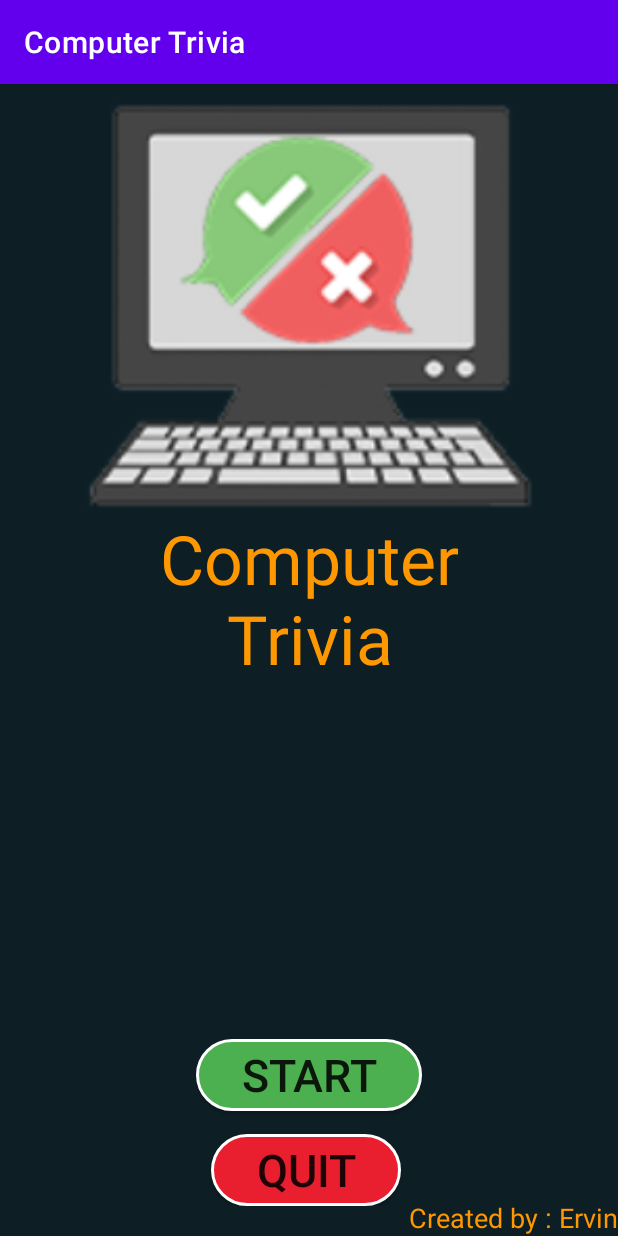
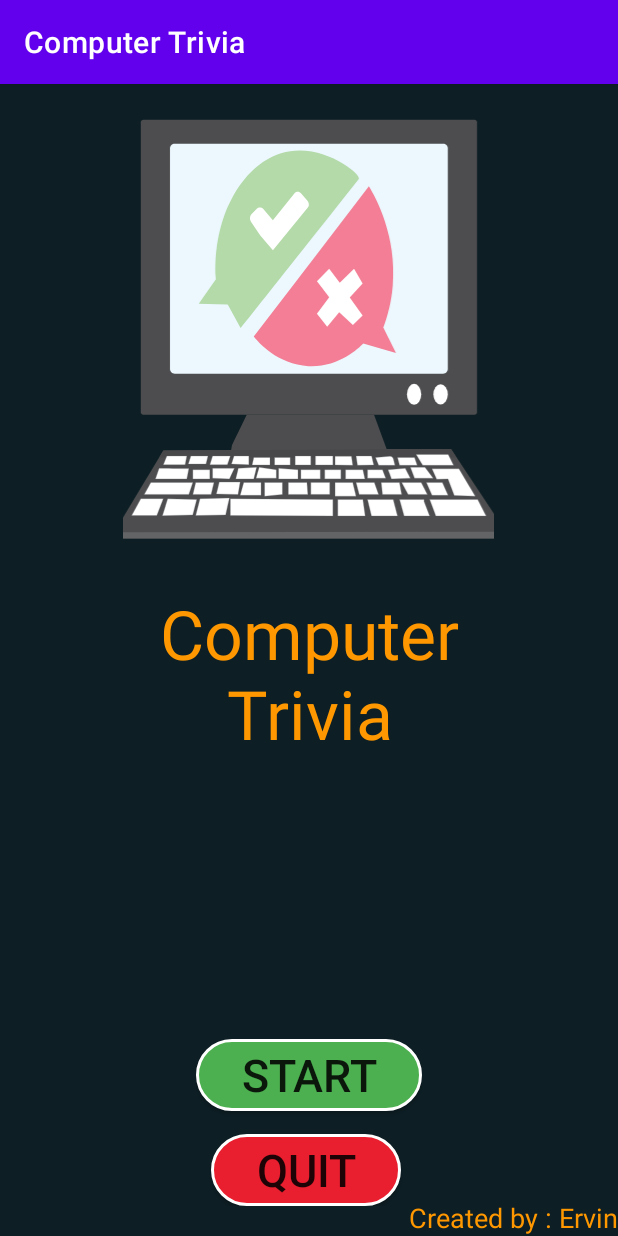
Before and after one commit to pangilinanervin22/computer-trivia, an Android app: the screen it shows after launch (start_activity), on a phone screen of 412 x 824 dp. Run offline under Robolectric (Android 15) with nearby library versions, the phone set to English and light mode, and no system bars.

Commit message:
new svg icon

```diff
--- a/app/src/main/AndroidManifest.xml
+++ b/app/src/main/AndroidManifest.xml
@@ -4,7 +4,7 @@
 
     <application
         android:allowBackup="true"
-        android:icon="@drawable/logo"
+        android:icon="@drawable/ic_logo"
         android:label="@string/app_name"
         android:supportsRtl="true"
         android:theme="@style/Theme.Scratch">
--- /dev/null
+++ b/app/src/main/res/drawable/ic_logo.xml
@@ -0,0 +1,156 @@
+<vector android:height="1414.2756dp" android:viewportHeight="841.89"
+    android:viewportWidth="595.28" android:width="1000dp" xmlns:android="http://schemas.android.com/apk/res/android">
+    <path android:fillColor="#4D4D4F" android:pathData="M563.92,530.3H32.58c-2.13,0 -3.86,-1.73 -3.86,-3.86V61.18c0,-2.13 1.73,-3.86 3.86,-3.86h531.33c2.13,0 3.86,1.73 3.86,3.86v465.27C567.77,528.57 566.05,530.3 563.92,530.3z"/>
+    <path android:fillColor="#ECF8FE" android:pathData="M513.52,464.67H82.98c-4.14,0 -7.5,-3.36 -7.5,-7.5V103.29c0,-4.14 3.36,-7.5 7.5,-7.5h430.54c4.14,0 7.5,3.36 7.5,7.5v353.88C521.02,461.31 517.66,464.67 513.52,464.67z"/>
+    <path android:fillColor="#B4DAA9" android:pathData="M149.12,313.04c-6.22,-98.13 41.02,-182.52 104.51,-202.17c64.43,-19.94 130.23,34.49 124.68,41.49C188.85,391.5 188.85,391.5 188.85,391.5l-20.78,-37.72l-46.45,-1.51L149.12,313.04z"/>
+    <path android:fillColor="#FFFFFF" android:pathData="M220.28,242.89l20.27,23.7l55.05,-67.26c3.49,-2.45 3.43,-8.42 0.38,-11.97l-10.07,-11.71c-3.19,-3.72 -8.2,-3.61 -11.29,0.23l-34.17,42.5l-14.6,-17.2c-3.18,-3.75 -8.12,-3.99 -11.54,-0.57l-8.02,8.05c-3.06,3.06 -3.48,8.63 -0.95,12.34L220.28,242.89z"/>
+    <path android:fillColor="#F37E95" android:pathData="M209.82,405.06c6.83,8.42 38.09,45.12 87.93,47.37c47.55,2.15 79.85,-28.51 87.72,-36.43c17.46,5.1 34.92,10.2 52.39,15.31c-6.75,-13.61 -13.5,-27.21 -20.25,-40.82c6.4,-17.03 12.8,-39.71 15.07,-67.07c6.61,-79.72 -26.72,-140.28 -38.2,-159.34L275.77,319L209.82,405.06z"/>
+    <path android:fillColor="#FFFFFF" android:pathData="M311.08,316.44c19.71,25.46 19.71,25.46 19.71,25.46l-19.71,26.59l16.5,20.93l19.25,-23.2l22,20.37l15.58,-15.28l-20.63,-28.85l20.63,-22.63l-13.75,-23.76l-22.92,22.63l-16.96,-22.63L311.08,316.44z"/>
+    <path android:fillColor="#FFFFFF" android:pathData="M562.59,296.07"/>
+    <path android:fillColor="#FFFFFF" android:pathData="M455.47,497.63a11.46,16.83 0,1 0,22.92 0a11.46,16.83 0,1 0,-22.92 0z"/>
+    <path android:fillColor="#FFFFFF" android:pathData="M497.87,497.63a11.57,16.27 0,1 0,23.14 0a11.57,16.27 0,1 0,-23.14 0z"/>
+    <path android:fillColor="#4D4D4F" android:pathData="M174.79,579.33c23.84,-49.03 23.84,-49.03 23.84,-49.03h204.13l20.17,55.07h103.29l69.06,104.1v39.23H0V695.5l64.78,-107.87l108.79,-0.75L174.79,579.33z"/>
+    <path android:fillColor="#636466" android:pathData="M0,718.7l595.28,-0.57l0,10.56l-595.28,0z"/>
+    <path android:fillColor="#77787B" android:pathData="M576.29,818.46"/>
+    <path android:fillColor="#636466" android:pathData="M64.78,587.63"/>
+    <path android:fillColor="#48484A" android:pathData="M526.21,585.37l8.99,13.55l-477.2,0l6.78,-11.29"/>
+    <path android:fillColor="#FFFFFF"
+        android:pathData="M102.52,596.49c-2.75,14.14 -2.75,14.14 -2.75,14.14H64.78l5.65,-14.14H102.52z"
+        android:strokeColor="#717375" android:strokeWidth="0.5"/>
+    <path android:fillColor="#FFFFFF"
+        android:pathData="M58,616.29c47.73,0.57 47.73,0.57 47.73,0.57l-3.21,16.41H52.1L58,616.29z"
+        android:strokeColor="#717375" android:strokeWidth="0.5"/>
+    <path android:fillColor="#FFFFFF"
+        android:pathData="M44.77,638.93l-10.54,19.23l71.5,0l6.42,-19.23z"
+        android:strokeColor="#717375" android:strokeWidth="0.5"/>
+    <path android:fillColor="#FFFFFF"
+        android:pathData="M28.72,664.95l-14.66,27.16l40.33,0l10.39,-27.16z"
+        android:strokeColor="#717375" android:strokeWidth="0.5"/>
+    <path android:fillColor="#FFFFFF"
+        android:pathData="M71.74,665.13l-8.4,27.16l48.69,-1.18l6.42,-24.89z"
+        android:strokeColor="#717375" android:strokeWidth="0.5"/>
+    <path android:fillColor="#FFFFFF"
+        android:pathData="M123.61,664.95l-6.88,27.16l48.09,-1.12l5.96,-27.16z"
+        android:strokeColor="#717375" android:strokeWidth="0.5"/>
+    <path android:fillColor="#FFFFFF"
+        android:pathData="M116.73,638.93l-4.58,19.23l29.33,0l4.59,-19.23z"
+        android:strokeColor="#717375" android:strokeWidth="0.5"/>
+    <path android:fillColor="#FFFFFF"
+        android:pathData="M112.15,618.56h27.27v14.71h-27.27z"
+        android:strokeColor="#717375" android:strokeWidth="0.5"/>
+    <path android:fillColor="#FFFFFF" android:pathData="M41.79,625.91"/>
+    <path android:fillColor="#FFFFFF"
+        android:pathData="M108.94,596.49c-4.13,13.01 -4.13,13.01 -4.13,13.01h28.42l3.21,-13.01H108.94z"
+        android:strokeColor="#717375" android:strokeWidth="0.5"/>
+    <path android:fillColor="#FFFFFF"
+        android:pathData="M143.78,596.49l-4.36,14.15l28.19,0l4.59,-14.15z"
+        android:strokeColor="#717375" android:strokeWidth="0.5"/>
+    <path android:fillColor="#FFFFFF"
+        android:pathData="M178.15,596.49l-4.12,13.02l27.96,1.13l0,-14.15z"
+        android:strokeColor="#717375" android:strokeWidth="0.5"/>
+    <path android:fillColor="#FFFFFF"
+        android:pathData="M209.82,598.92c-2.64,12.1 -2.64,12.1 -2.64,12.1h28.72v-12.1H209.82z"
+        android:strokeColor="#717375" android:strokeWidth="0.5"/>
+    <path android:fillColor="#FFFFFF"
+        android:pathData="M243.24,598.92h25.06v12.1h-25.06z"
+        android:strokeColor="#717375" android:strokeWidth="0.5"/>
+    <path android:fillColor="#FFFFFF"
+        android:pathData="M276.25,596.49h25.06v14.52h-25.06z"
+        android:strokeColor="#717375" android:strokeWidth="0.5"/>
+    <path android:fillColor="#FFFFFF"
+        android:pathData="M308.64,596.49h28.11v14.52h-28.11z"
+        android:strokeColor="#717375" android:strokeWidth="0.5"/>
+    <path android:fillColor="#FFFFFF"
+        android:pathData="M491.91,666.36l9.86,26.31l80.67,0l-13.52,-26.31z"
+        android:strokeColor="#717375" android:strokeWidth="0.5"/>
+    <path android:fillColor="#FFFFFF"
+        android:pathData="M531.33,659.86l33.69,1.13l-26.12,-43.85l-43.32,0l7.56,16.69l18.11,-0.56z"
+        android:strokeColor="#717375" android:strokeWidth="0.5"/>
+    <path android:fillColor="#FFFFFF"
+        android:pathData="M530.3,611.49l-49.62,0l-10.54,-17.54l51.57,0z"
+        android:strokeColor="#717375" android:strokeWidth="0.5"/>
+    <path android:fillColor="#FFFFFF"
+        android:pathData="M484.35,614.6l13.29,17.54l-30.02,0l-6.65,-17.54z"
+        android:strokeColor="#717375" android:strokeWidth="0.5"/>
+    <path android:fillColor="#FFFFFF"
+        android:pathData="M486.64,639.07l8.94,20.51l25.9,0l-9.17,-20.51z"
+        android:strokeColor="#717375" android:strokeWidth="0.5"/>
+    <path android:fillColor="#FFFFFF"
+        android:pathData="M478.39,639.07l9.86,19.09l-30.95,0l-10.31,-19.09z"
+        android:strokeColor="#717375" android:strokeWidth="0.5"/>
+    <path android:fillColor="#FFFFFF"
+        android:pathData="M482.97,669.48l8.94,23.19l-41.02,0l-7.34,-26.31l39.42,0z"
+        android:strokeColor="#717375" android:strokeWidth="0.5"/>
+    <path android:fillColor="#FFFFFF"
+        android:pathData="M392.22,666.36l6.41,26.31l41.72,0l-6.88,-26.31z"
+        android:strokeColor="#717375" android:strokeWidth="0.5"/>
+    <path android:fillColor="#FFFFFF"
+        android:pathData="M384.88,666.36l3.67,26.31l-44.01,0l0,-26.31z"
+        android:strokeColor="#717375" android:strokeWidth="0.5"/>
+    <path android:fillColor="#FFFFFF"
+        android:pathData="M336.75,666.36l0,26.31l-164.55,-0.56l0,-27.16z"
+        android:strokeColor="#717375" android:strokeWidth="0.5"/>
+    <path android:fillColor="#FFFFFF"
+        android:pathData="M301.3,638.93h30.41v19.24h-30.41z"
+        android:strokeColor="#717375" android:strokeWidth="0.5"/>
+    <path android:fillColor="#FFFFFF"
+        android:pathData="M403.22,638.93l6.87,19.23l-31.17,0l-5.04,-19.23z"
+        android:strokeColor="#717375" android:strokeWidth="0.5"/>
+    <path android:fillColor="#FFFFFF"
+        android:pathData="M414.22,639.07l2.06,19.09l30.71,0l-3.44,-19.23z"
+        android:strokeColor="#717375" android:strokeWidth="0.5"/>
+    <path android:fillColor="#FFFFFF"
+        android:pathData="M452.72,616.29l8.25,15.85l-30.37,1.13l-5.38,-14.71z"
+        android:strokeColor="#717375" android:strokeWidth="0.5"/>
+    <path android:fillColor="#FFFFFF"
+        android:pathData="M416.28,618.56l5.27,13.58l-29.33,0l0,-13.58z"
+        android:strokeColor="#717375" android:strokeWidth="0.5"/>
+    <path android:fillColor="#FFFFFF"
+        android:pathData="M405.05,598.92l5.04,12.57h26.13l-2.37,-9.69c-0.76,-3.1 -3.16,-5.14 -5.77,-4.91L405.05,598.92z"
+        android:strokeColor="#717375" android:strokeWidth="0.5"/>
+    <path android:fillColor="#FFFFFF"
+        android:pathData="M443.55,611.49l28.42,0l-4.35,-12.57l-27.27,0z"
+        android:strokeColor="#717375" android:strokeWidth="0.5"/>
+    <path android:fillColor="#FFFFFF"
+        android:pathData="M398.86,596.49l3.44,14.52l-26.13,0.48l-2.29,-15z"
+        android:strokeColor="#717375" android:strokeWidth="0.5"/>
+    <path android:fillColor="#FFFFFF"
+        android:pathData="M340.19,596.87l0,14.14l28.42,0.48l-2.06,-14.62z"
+        android:strokeColor="#717375" android:strokeWidth="0.5"/>
+    <path android:fillColor="#FFFFFF"
+        android:pathData="M340.19,638.93l0,22.06l33.69,0l-5.27,-21.92z"
+        android:strokeColor="#717375" android:strokeWidth="0.5"/>
+    <path android:fillColor="#FFFFFF"
+        android:pathData="M357.04,633.27l31.05,0l-3.21,-14.71l-27.84,0z"
+        android:strokeColor="#717375" android:strokeWidth="0.5"/>
+    <path android:fillColor="#FFFFFF"
+        android:pathData="M323.59,618.56h26v14.71h-26z"
+        android:strokeColor="#717375" android:strokeWidth="0.5"/>
+    <path android:fillColor="#FFFFFF"
+        android:pathData="M285.41,618.56h31.09v14.71h-31.09z"
+        android:strokeColor="#717375" android:strokeWidth="0.5"/>
+    <path android:fillColor="#FFFFFF"
+        android:pathData="M280.83,618.56l0,14.71l-31.17,0l0,-16.98z"
+        android:strokeColor="#717375" android:strokeWidth="0.5"/>
+    <path android:fillColor="#FFFFFF"
+        android:pathData="M295.19,638.93l1.41,19.23l-31.35,0l0,-16.41l0,-2.82z"
+        android:strokeColor="#717375" android:strokeWidth="0.5"/>
+    <path android:fillColor="#FFFFFF"
+        android:pathData="M255.77,638.93l0,19.23l-28.57,2.83l0,-21.92z"
+        android:strokeColor="#717375" android:strokeWidth="0.5"/>
+    <path android:fillColor="#FFFFFF"
+        android:pathData="M221.55,638.93l0,20.65l-33.54,0l5.73,-20.65z"
+        android:strokeColor="#717375" android:strokeWidth="0.5"/>
+    <path android:fillColor="#FFFFFF"
+        android:pathData="M188.01,638.36l-3.44,19.86l-34.72,-0.77l4.7,-19.09z"
+        android:strokeColor="#717375" android:strokeWidth="0.5"/>
+    <path android:fillColor="#FFFFFF"
+        android:pathData="M143.76,616.29l0,15.85l27.02,1.13l7.98,-16.98z"
+        android:strokeColor="#717375" android:strokeWidth="0.5"/>
+    <path android:fillColor="#FFFFFF"
+        android:pathData="M185.03,616.29l-4.12,16.98l28.91,0l4.62,-18.67z"
+        android:strokeColor="#717375" android:strokeWidth="0.5"/>
+    <path android:fillColor="#FFFFFF"
+        android:pathData="M218.49,614.6l-5.04,17.54l32.54,0l0,-13.58z"
+        android:strokeColor="#717375" android:strokeWidth="0.5"/>
+</vector>
--- a/app/src/main/res/layout/activity_start_layout.xml
+++ b/app/src/main/res/layout/activity_start_layout.xml
@@ -8,10 +8,10 @@
 
     <ImageView
         android:id="@+id/image_logo"
-        android:layout_width="300dp"
-        android:layout_height="300dp"
+        android:layout_width="350dp"
+        android:layout_height="350dp"
         android:layout_centerHorizontal="true"
-        android:src="@drawable/logo" />
+        android:src="@drawable/ic_logo" />
 
     <TextView
         android:layout_width="300dp"
```
Also changed, not shown: app/src/main/res/drawable-v24/logo.svg (added), app/src/main/res/drawable/logo.png (deleted).
